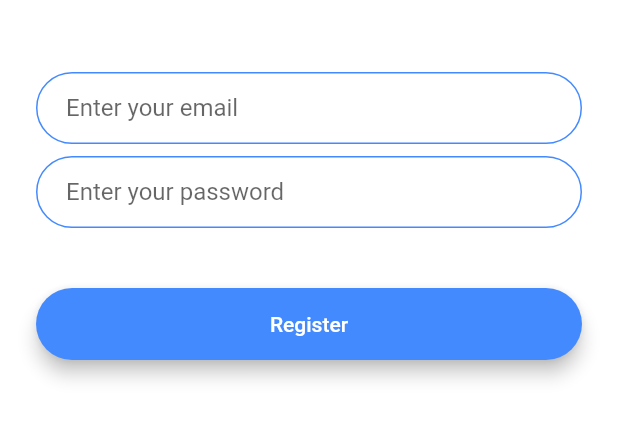
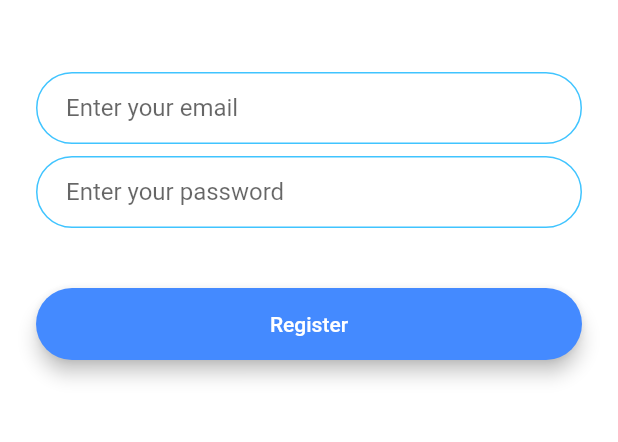
Before and after one commit to AdiAr11/chat_app, a Flutter app: the screen it shows after launch, after a tap on "Register", on a phone screen of 412 x 824 dp, the part 576-1018 px from its top. Run offline on Flutter 3.47's test engine with Material 2 defaults, Android fonts, the phone set to English and light mode, and no system bars; our stand-ins replace animated_text_kit, firebase_core; accounts and stored records are empty.

```diff
--- a/lib/main.dart
+++ b/lib/main.dart
@@ -2,11 +2,18 @@ import 'package:chat_app/screens/chat_screen.dart';
 import 'package:chat_app/screens/login_screen.dart';
 import 'package:chat_app/screens/registration_screen.dart';
 import 'package:chat_app/screens/welcome_screen.dart';
+import 'package:firebase_core/firebase_core.dart';
 import 'package:flutter/material.dart';
 
-void main() => runApp(FlashChat());
+void main() async{
+  WidgetsFlutterBinding.ensureInitialized();
+  await Firebase.initializeApp();
+  runApp(const FlashChat());
+}
 
 class FlashChat extends StatelessWidget {
+  const FlashChat({Key? key}) : super(key: key);
+
   @override
   Widget build(BuildContext context) {
     return MaterialApp(
--- a/lib/screens/chat_screen.dart
+++ b/lib/screens/chat_screen.dart
@@ -19,12 +19,12 @@ class _ChatScreenState extends State<ChatScreen> {
         leading: null,
         actions: <Widget>[
           IconButton(
-              icon: Icon(Icons.close),
+              icon: const Icon(Icons.close),
               onPressed: () {
                 //Implement logout functionality
               }),
         ],
-        title: Text('⚡️Chat'),
+        title: const Text('⚡️Chat'),
         backgroundColor: Colors.lightBlueAccent,
       ),
       body: SafeArea(
@@ -45,15 +45,13 @@ class _ChatScreenState extends State<ChatScreen> {
                       decoration: kMessageTextFieldDecoration,
                     ),
                   ),
-                  FlatButton(
-                    onPressed: () {
-                      //Implement send functionality.
-                    },
-                    child: Text(
-                      'Send',
-                      style: kSendButtonTextStyle,
-                    ),
-                  ),
+                  ElevatedButton(
+                      onPressed: (){},
+                      child: const Text(
+                        'Send',
+                        style: kSendButtonTextStyle,
+                      ),
+                  )
                 ],
               ),
             ),
--- a/lib/screens/registration_screen.dart
+++ b/lib/screens/registration_screen.dart
@@ -1,4 +1,5 @@
 import 'package:chat_app/components/rounded_button.dart';
+import 'package:chat_app/constants.dart';
 import 'package:flutter/material.dart';
 
 class RegistrationScreen extends StatefulWidget {
@@ -36,22 +37,7 @@ class _RegistrationScreenState extends State<RegistrationScreen> {
               onChanged: (value) {
                 //Do something with the user input.
               },
-              decoration: const InputDecoration(
-                hintText: 'Enter your email',
-                contentPadding:
-                    EdgeInsets.symmetric(vertical: 10.0, horizontal: 20.0),
-                border: OutlineInputBorder(
-                  borderRadius: BorderRadius.all(Radius.circular(32.0)),
-                ),
-                enabledBorder: OutlineInputBorder(
-                  borderSide: BorderSide(color: Colors.blueAccent, width: 1.0),
-                  borderRadius: BorderRadius.all(Radius.circular(32.0)),
-                ),
-                focusedBorder: OutlineInputBorder(
-                  borderSide: BorderSide(color: Colors.blueAccent, width: 2.0),
-                  borderRadius: BorderRadius.all(Radius.circular(32.0)),
-                ),
-              ),
+              decoration: kFieldDecoration.copyWith(hintText: "Enter your email")
             ),
             const SizedBox(
               height: 8.0,
@@ -60,22 +46,7 @@ class _RegistrationScreenState extends State<RegistrationScreen> {
               onChanged: (value) {
                 //Do something with the user input.
               },
-              decoration: const InputDecoration(
-                hintText: 'Enter your password',
-                contentPadding:
-                    EdgeInsets.symmetric(vertical: 10.0, horizontal: 20.0),
-                border: OutlineInputBorder(
-                  borderRadius: BorderRadius.all(Radius.circular(32.0)),
-                ),
-                enabledBorder: OutlineInputBorder(
-                  borderSide: BorderSide(color: Colors.blueAccent, width: 1.0),
-                  borderRadius: BorderRadius.all(Radius.circular(32.0)),
-                ),
-                focusedBorder: OutlineInputBorder(
-                  borderSide: BorderSide(color: Colors.blueAccent, width: 2.0),
-                  borderRadius: BorderRadius.all(Radius.circular(32.0)),
-                ),
-              ),
+              decoration: kFieldDecoration.copyWith(hintText: "Enter your password")
             ),
             const SizedBox(
               height: 24.0,
--- a/pubspec.yaml
+++ b/pubspec.yaml
@@ -35,6 +35,10 @@ dependencies:
   # Use with the CupertinoIcons class for iOS style icons.
   cupertino_icons: ^1.0.2
   animated_text_kit: ^4.2.1
+  firebase_core: ^1.17.0
+  firebase_auth: ^3.3.18
+  cloud_firestore: ^3.1.16
+  firebase_analytics: ^9.1.8
 
 dev_dependencies:
   flutter_test:
```
Also changed, not shown: pubspec.lock, 4 other files.
